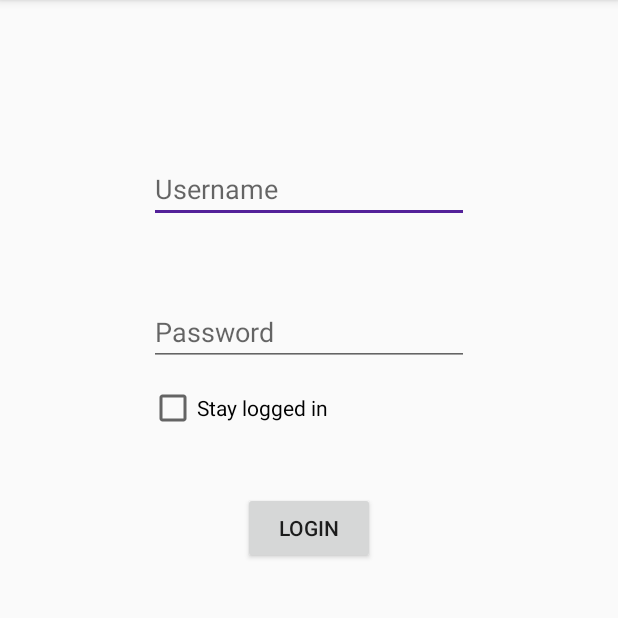
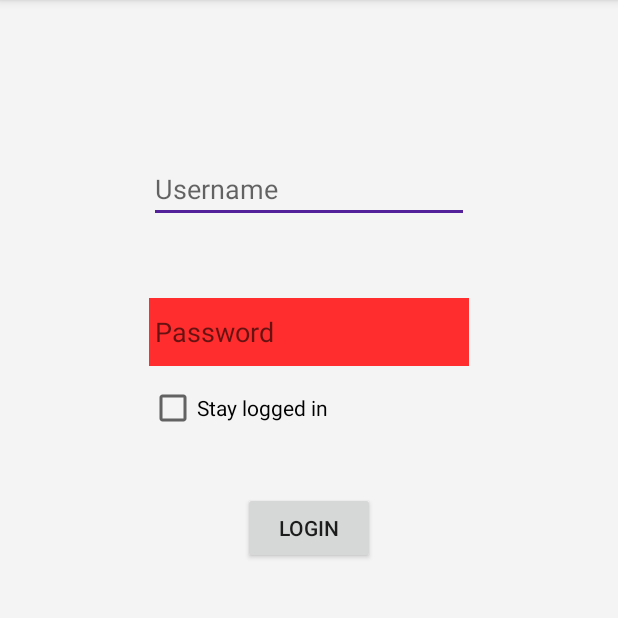
Before and after one commit to jackckck/FGMockupApp, an Android app: the screen it shows after launch (LoginActivity), after a tap on "LOGIN", on a phone screen of 412 x 824 dp, the part 84-702 px from its top. Run offline under Robolectric (Android 15) with nearby library versions, the phone set to English and light mode, and no system bars; our stand-ins replace Volley.

Commit message:
versie van 13 december

```diff
--- a/app/src/main/java/com/fewgamers/fgmockup/LoginActivity.java
+++ b/app/src/main/java/com/fewgamers/fgmockup/LoginActivity.java
@@ -3,6 +3,7 @@ package com.fewgamers.fgmockup;
 import android.content.Context;
 import android.content.Intent;
 import android.content.SharedPreferences;
+import android.graphics.Color;
 import android.support.v7.app.AppCompatActivity;
 import android.os.Bundle;
 import android.view.View;
@@ -11,6 +12,10 @@ import android.widget.CheckBox;
 import android.widget.CompoundButton;
 import android.widget.EditText;
 import android.widget.Toast;
+
+import com.android.volley.RequestQueue;
+
+import javax.crypto.Cipher;
 
 // is nog under construction.
 public class LoginActivity extends AppCompatActivity {
@@ -23,6 +28,8 @@ public class LoginActivity extends AppCompatActivity {
     SharedPreferences loginSharedPreferences;
     SharedPreferences.Editor loginEditor;
 
+    Cipher loginCipher;
+
     @Override
     protected void onCreate(Bundle savedInstanceState) {
         super.onCreate(savedInstanceState);
@@ -32,13 +39,25 @@ public class LoginActivity extends AppCompatActivity {
         password = (EditText) findViewById(R.id.password);
         login = (Button) findViewById(R.id.loginButton);
         check = (CheckBox) findViewById(R.id.loginCheck);
+        userName.setText(""); password.setText("");
 
         loginSharedPreferences = getSharedPreferences("LoginData", Context.MODE_PRIVATE);
         loginEditor = loginSharedPreferences.edit();
 
+        RequestQueue requestQueue = RequestSingleton.getInstance(this.getApplicationContext()).getRequestQueue();
+
         if (loginSharedPreferences.getBoolean("stayLogged", false)) {
             allowAccess();
         }
+
+        password.setOnFocusChangeListener(new View.OnFocusChangeListener() {
+            @Override
+            public void onFocusChange(View v, boolean hasFocus) {
+                if (hasFocus) {
+                    password.setBackgroundColor(getResources().getColor(R.color.background));
+                }
+            }
+        });
 
         login.setOnClickListener(new View.OnClickListener() {
             @Override
@@ -59,6 +78,10 @@ public class LoginActivity extends AppCompatActivity {
             }
             allowAccess();
         }
+
+        else {
+            password.setBackgroundColor(getResources().getColor(R.color.errorColor));
+        }
     }
 
     private void allowAccess() {
--- a/app/src/main/java/com/fewgamers/fgmockup/MainActivity.java
+++ b/app/src/main/java/com/fewgamers/fgmockup/MainActivity.java
@@ -119,7 +119,7 @@ public class MainActivity extends AppCompatActivity
     // hetzelfde als de nav view, maar zonder een aparte methode in de body.
     @Override
     public boolean onOptionsItemSelected(MenuItem item) {
-        // Handle action bar item clicks here. The action bar will
+        // Handle action bar frienditem clicks here. The action bar will
         // automatically handle clicks on the Home/Up button, so long
         // as you specify a parent activity in AndroidManifest.xml.
         int id = item.getItemId();
@@ -140,7 +140,7 @@ public class MainActivity extends AppCompatActivity
             return super.onOptionsItemSelected(item);
         }
 
-        // kijkt welke item is aangeklikt. in DisplayFragment wordt het meeste werk gedaan.
+        // kijkt welke frienditem is aangeklikt. in DisplayFragment wordt het meeste werk gedaan.
         @SuppressWarnings("StatementWithEmptyBody")
         @Override
         public boolean onNavigationItemSelected (MenuItem item){
--- a/app/src/main/res/layout/activity_login.xml
+++ b/app/src/main/res/layout/activity_login.xml
@@ -4,6 +4,7 @@
     xmlns:tools="http://schemas.android.com/tools"
     android:layout_width="match_parent"
     android:layout_height="match_parent"
+    android:background="@color/background"
     tools:context="com.fewgamers.fgmockup.LoginActivity">
 
     <EditText
@@ -14,8 +15,8 @@
         android:layout_centerHorizontal="true"
         android:layout_marginTop="103dp"
         android:ems="10"
-        android:inputType="textPersonName"
-        android:hint="Username" />
+        android:hint="Username"
+        android:inputType="textPersonName" />
 
     <EditText
         android:id="@+id/password"
@@ -25,17 +26,17 @@
         android:layout_below="@+id/userName"
         android:layout_marginTop="50dp"
         android:ems="10"
-        android:inputType="textPassword"
-        android:hint="Password" />
+        android:hint="Password"
+        android:inputType="textPassword" />
 
     <CheckBox
         android:id="@+id/loginCheck"
         android:layout_width="wrap_content"
         android:layout_height="wrap_content"
+        android:layout_alignStart="@id/password"
         android:layout_below="@+id/password"
-        android:layout_alignStart="@id/password"
         android:layout_marginTop="12dp"
-        android:text="Stay logged in"/>
+        android:text="Stay logged in" />
 
     <Button
         android:id="@+id/loginButton"
--- a/app/src/main/res/layout/fragserverbrowser.xml
+++ b/app/src/main/res/layout/fragserverbrowser.xml
@@ -18,4 +18,5 @@
         android:id="@android:id/list"
         android:layout_width="wrap_content"
         android:layout_height="wrap_content"></ListView>
+
 </RelativeLayout>
--- a/app/src/main/res/values/colors.xml
+++ b/app/src/main/res/values/colors.xml
@@ -12,4 +12,6 @@
 
     <color name="fontColor">#898989</color>
     <color name="nightFontColor">#ffffff</color>
+
+    <color name="errorColor">#ff2d2d</color>
 </resources>
```
Also changed, not shown: app/src/main/java/com/fewgamers/fgmockup/FragBase.java (+13 -1 lines), app/src/main/java/com/fewgamers/fgmockup/FragServerBrowser.java (+32 -0 lines), app/src/main/java/com/fewgamers/fgmockup/ServerAdapter.java (added, +11 -0 lines), app/src/main/java/com/fewgamers/fgmockup/ServerObject.java (added, +29 -0 lines), app/src/main/res/layout/frienditem.xml (added, +13 -0 lines).
